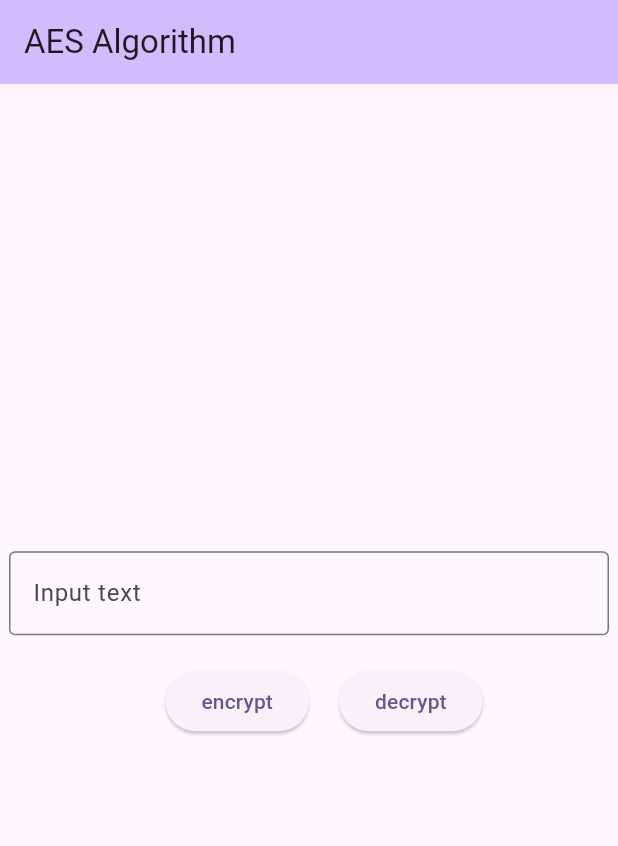
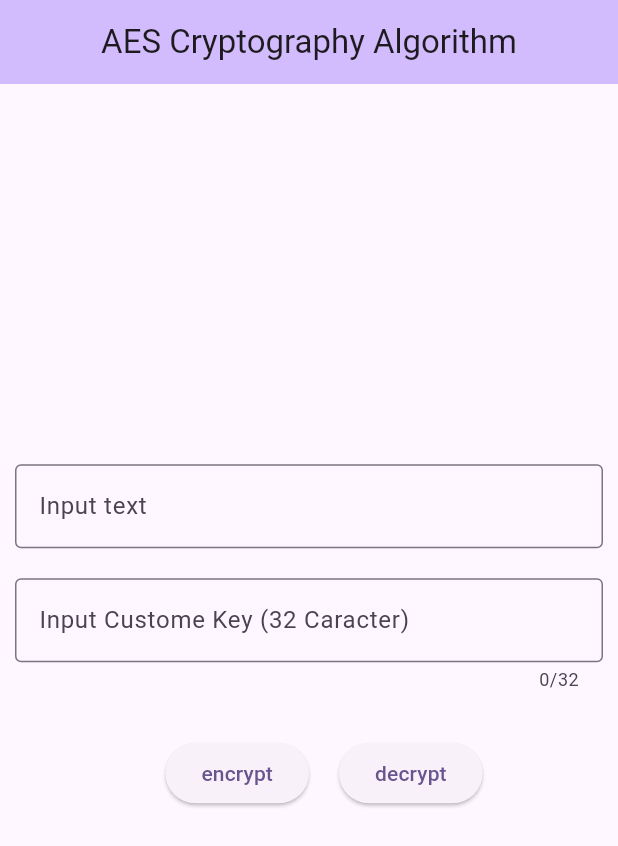
Before and after one commit to Ndhrbt1/indah_ki, a Flutter app: the screen it shows after launch, on a phone screen of 412 x 824 dp. Shown: the top 846 px of the screen. Run offline on Flutter 3.47's test engine with Material 3 defaults, Android fonts, the phone set to English and light mode, and no system bars; missing offline and left inert: encrypt.

Commit message:
feat: aes algorithm fernet using custome key

```diff
--- a/lib/app.dart
+++ b/lib/app.dart
@@ -13,7 +13,7 @@ class MyApp extends StatelessWidget {
         useMaterial3: true,
       ),
       darkTheme: ThemeData.dark(),
-      home: const Home(title: 'AES Algorithm'),
+      home: const Home(title: 'AES Cryptography Algorithm'),
     );
   }
 }
--- a/lib/crypt.dart
+++ b/lib/crypt.dart
@@ -1,13 +1,16 @@
 // ignore_for_file: avoid_print
+
+import 'dart:convert';
 
 import 'package:encrypt/encrypt.dart';
 
 class Crypt {
-  static final key = Key.fromSecureRandom(32);
+  // AES Algorithm
+  static final keyAes = Key.fromSecureRandom(32);
   static final iv = IV.fromSecureRandom(16);
-  static final encrypter = Encrypter(AES(key));
+  static final encrypter = Encrypter(AES(keyAes));
 
-  static encrypt(plainText) {
+  static encryptAes(plainText) {
     final encrypted = encrypter.encrypt(plainText, iv: iv);
     print(encrypted.bytes);
     print(encrypted.base16);
@@ -15,9 +18,40 @@ class Crypt {
     return encrypted;
   }
 
-  static decrypt(encryptedText) {
+  static decryptAes(encryptedText) {
     final decrypted = encrypter.decrypt(encryptedText, iv: iv);
     print(decrypted);
     return decrypted;
   }
+
+  // FERNET Algorithm
+  // static final keyFernet = Key.fromUtf8('my32lengthsupersecretnooneknows1');
+
+  // static final b64key = Key.fromBase64(base64Url.encode(keyFernet.bytes));
+  // static final fernet = Fernet(b64key);
+  // static final encrypterFernet = Encrypter(fernet);
+
+  static encryptFernet(plainText, keyCustome) {
+    final keyFernet = Key.fromUtf8(keyCustome);
+
+    final b64key = Key.fromBase64(base64Url.encode(keyFernet.bytes));
+    final fernet = Fernet(b64key);
+    final encrypterFernet = Encrypter(fernet);
+
+    final encrypted = encrypterFernet.encrypt(plainText);
+    print(encrypted.base64);
+    return encrypted;
+  }
+
+  static decryptFernet(encryptedText, keyCustome) {
+    final keyFernet = Key.fromUtf8(keyCustome);
+
+    final b64key = Key.fromBase64(base64Url.encode(keyFernet.bytes));
+    final fernet = Fernet(b64key);
+    final encrypterFernet = Encrypter(fernet);
+    final decrypted = encrypterFernet.decrypt(encryptedText);
+    print(decrypted);
+
+    return decrypted;
+  }
 }
--- a/lib/home.dart
+++ b/lib/home.dart
@@ -13,6 +13,7 @@ class Home extends StatefulWidget {
 
 class _HomeState extends State<Home> {
   var tec1 = TextEditingController();
+  var tec2 = TextEditingController();
   // ignore: prefer_typing_uninitialized_variables
   var encryptedText, plainText;
 
@@ -22,18 +23,34 @@ class _HomeState extends State<Home> {
       appBar: AppBar(
         backgroundColor: Theme.of(context).colorScheme.inversePrimary,
         title: Text(widget.title),
+        centerTitle: true,
       ),
       body: Center(
         child: Column(
           mainAxisAlignment: MainAxisAlignment.center,
           children: <Widget>[
-            SizedBox(
+            Container(
+              margin: const EdgeInsets.all(10),
               width: 400,
               child: TextField(
                 controller: tec1,
                 decoration: const InputDecoration(
                   border: OutlineInputBorder(),
                   labelText: 'Input text',
+                  // hintText: 'Input text',
+                ),
+              ),
+            ),
+            Container(
+              margin: const EdgeInsets.all(10),
+              width: 400,
+              child: TextField(
+                maxLength: 32,
+                controller: tec2,
+                decoration: const InputDecoration(
+                  border: OutlineInputBorder(),
+                  labelText: 'Input Custome Key (32 Caracter)',
+
                   // hintText: 'Input text',
                 ),
               ),
@@ -47,7 +64,7 @@ class _HomeState extends State<Home> {
                   onPressed: () {
                     plainText = tec1.text;
                     setState(() {
-                      encryptedText = Crypt.encrypt(plainText);
+                      encryptedText = Crypt.encryptFernet(plainText, tec2.text);
                     });
                   },
                   child: const Text("encrypt"),
@@ -56,18 +73,25 @@ class _HomeState extends State<Home> {
                 ElevatedButton(
                   onPressed: () {
                     setState(() {
-                      encryptedText = Crypt.decrypt(encryptedText);
+                      encryptedText = Crypt.decryptFernet(encryptedText, tec2.text);
                     });
                   },
                   child: const Text("decrypt"),
                 ),
               ],
             ),
-            Text(encryptedText == null
-                ? ''
-                : encryptedText is encrypt.Encrypted
-                    ? encryptedText.base64
-                    : encryptedText),
+            const SizedBox(height: 20),
+            SizedBox(
+              width: 400,
+              child: Text(
+                encryptedText == null
+                    ? ''
+                    : encryptedText is encrypt.Encrypted
+                        ? encryptedText.base64
+                        : encryptedText,
+                textAlign: TextAlign.center,
+              ),
+            ),
           ],
         ),
       ),
```
